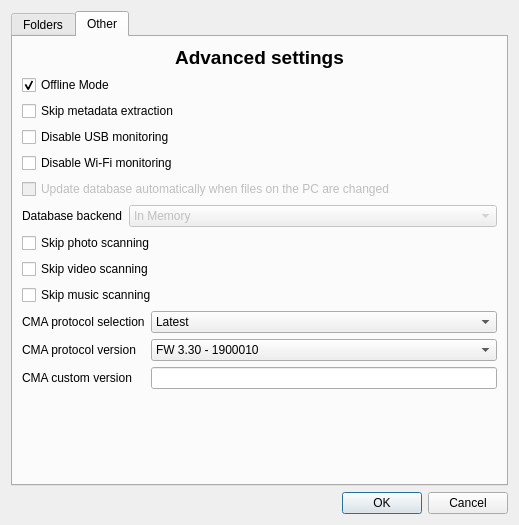
This is gui/forms/configwidget.ui in codestation/qcma as Qt 5 draws it before an edit. The edited form follows.
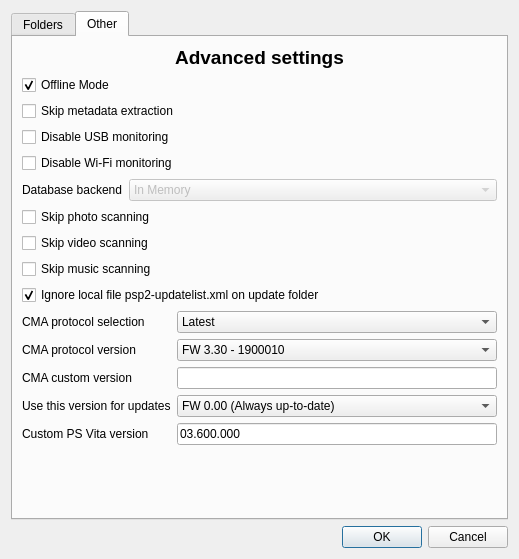
This is the edited form. The open tabs and pages were chosen to show the change.

Commit message: Inject version info into embedded xml and ignore local xml file by default. Added check for 3.60 update pup.

The edit to the form file:
```diff
--- a/gui/forms/configwidget.ui
+++ b/gui/forms/configwidget.ui
@@ -7,7 +7,7 @@
     <x>0</x>
     <y>0</y>
     <width>519</width>
-    <height>525</height>
+    <height>559</height>
    </rect>
   </property>
   <property name="windowTitle">
@@ -305,16 +305,6 @@
              </property>
             </widget>
            </item>
-           <item>
-            <widget class="QCheckBox" name="checkBox_3">
-             <property name="enabled">
-              <bool>false</bool>
-             </property>
-             <property name="text">
-              <string>Update database automatically when files on the PC are changed</string>
-             </property>
-            </widget>
-           </item>
            <item>
             <layout class="QFormLayout" name="formLayout">
              <property name="fieldGrowthPolicy">
@@ -367,6 +357,16 @@
              </property>
             </widget>
            </item>
+           <item>
+            <widget class="QCheckBox" name="ignorexmlCheck">
+             <property name="text">
+              <string>Ignore local file psp2-updatelist.xml on update folder</string>
+             </property>
+             <property name="checked">
+              <bool>true</bool>
+             </property>
+            </widget>
+           </item>
            <item>
             <layout class="QHBoxLayout" name="horizontalLayout_4"/>
            </item>
@@ -375,6 +375,32 @@
              <property name="fieldGrowthPolicy">
               <enum>QFormLayout::AllNonFixedFieldsGrow</enum>
              </property>
+             <item row="0" column="0">
+              <widget class="QLabel" name="label_11">
+               <property name="text">
+                <string>CMA protocol selection</string>
+               </property>
+              </widget>
+             </item>
+             <item row="0" column="1">
+              <widget class="QComboBox" name="protocolModeBox">
+               <item>
+                <property name="text">
+                 <string>Latest</string>
+                </property>
+               </item>
+               <item>
+                <property name="text">
+                 <string>Manual</string>
+                </property>
+               </item>
+               <item>
+                <property name="text">
+                 <string>Custom</string>
+                </property>
+               </item>
+              </widget>
+             </item>
              <item row="1" column="0">
               <widget class="QLabel" name="label_10">
                <property name="text">
@@ -455,18 +481,32 @@
                </property>
               </widget>
              </item>
-             <item row="0" column="0">
-              <widget class="QLabel" name="label_11">
+             <item row="4" column="0">
+              <widget class="QLabel" name="label_13">
                <property name="text">
-                <string>CMA protocol selection</string>
+                <string>Custom PS Vita version</string>
                </property>
               </widget>
              </item>
-             <item row="0" column="1">
-              <widget class="QComboBox" name="protocolModeBox">
+             <item row="4" column="1">
+              <widget class="QLineEdit" name="psversionEdit">
+               <property name="text">
+                <string notr="true">03.600.000</string>
+               </property>
+              </widget>
+             </item>
+             <item row="3" column="0">
+              <widget class="QLabel" name="label_14">
+               <property name="text">
+                <string>Use this version for updates</string>
+               </property>
+              </widget>
+             </item>
+             <item row="3" column="1">
+              <widget class="QComboBox" name="psversionBox">
                <item>
                 <property name="text">
-                 <string>Latest</string>
+                 <string>FW 0.00 (Always up-to-date)</string>
                 </property>
                </item>
                <item>
```
Left out of the diff: 16 changed lines with no effect on the pictures. The commit also changes 6 other files.
